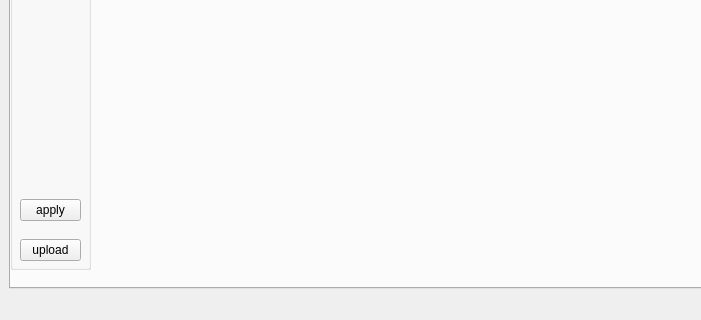
Qt form FFT-processing/mainwindow.ui (5arcoramphu5/image-and-audio-processing-with-FFT) before a commit; both pictures show x 0 to 701 and y 186 to 506 of the 800 by 506 pixel window.
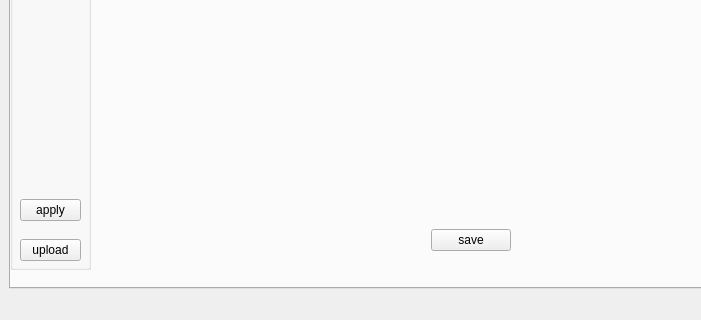
The same form after that commit. Icons and pictures are not drawn.

Commit message: saving images, fft placeholder

What changed in the file:
```diff
--- a/FFT-processing/mainwindow.ui
+++ b/FFT-processing/mainwindow.ui
@@ -72,13 +72,42 @@
          </property>
         </widget>
        </widget>
+       <widget class="QLabel" name="processedImage">
+        <property name="geometry">
+         <rect>
+          <x>360</x>
+          <y>220</y>
+          <width>250</width>
+          <height>200</height>
+         </rect>
+        </property>
+        <property name="text">
+         <string/>
+        </property>
+        <property name="pixmap">
+         <pixmap>../../../../../../run/user/1000/doc/4189995d/gray.png</pixmap>
+        </property>
+       </widget>
+       <widget class="QPushButton" name="saveButton">
+        <property name="geometry">
+         <rect>
+          <x>420</x>
+          <y>380</y>
+          <width>80</width>
+          <height>22</height>
+         </rect>
+        </property>
+        <property name="text">
+         <string>save</string>
+        </property>
+       </widget>
        <widget class="QLabel" name="unprocessedImage">
         <property name="geometry">
          <rect>
-          <x>230</x>
-          <y>40</y>
-          <width>351</width>
-          <height>251</height>
+          <x>100</x>
+          <y>220</y>
+          <width>250</width>
+          <height>200</height>
          </rect>
         </property>
         <property name="text">
```
Left out of the diff: 35 changed lines with no effect on the pictures. The commit also changes 11 other files.
